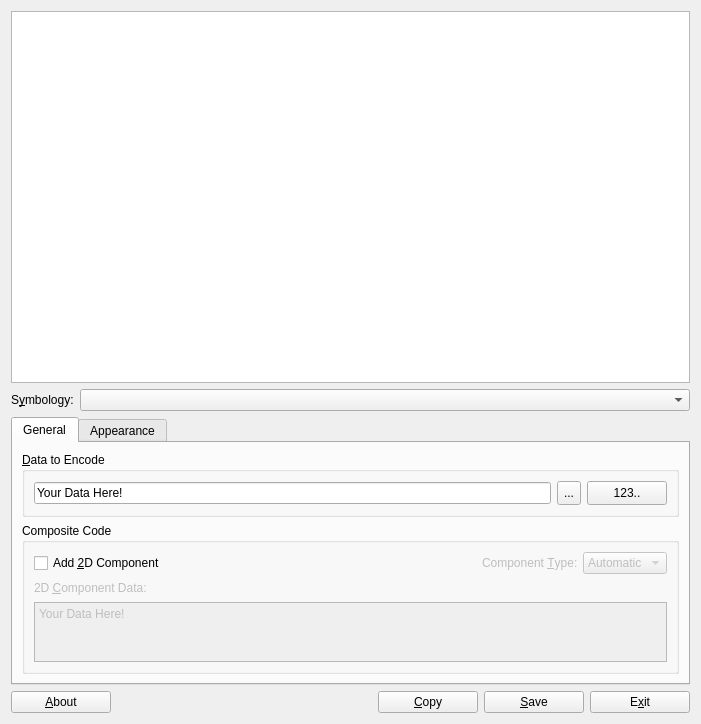
The window that zint/frontend_qt/mainWindow.ui (prefetchnta/mybuild) describes before a commit, drawn with Qt 5.
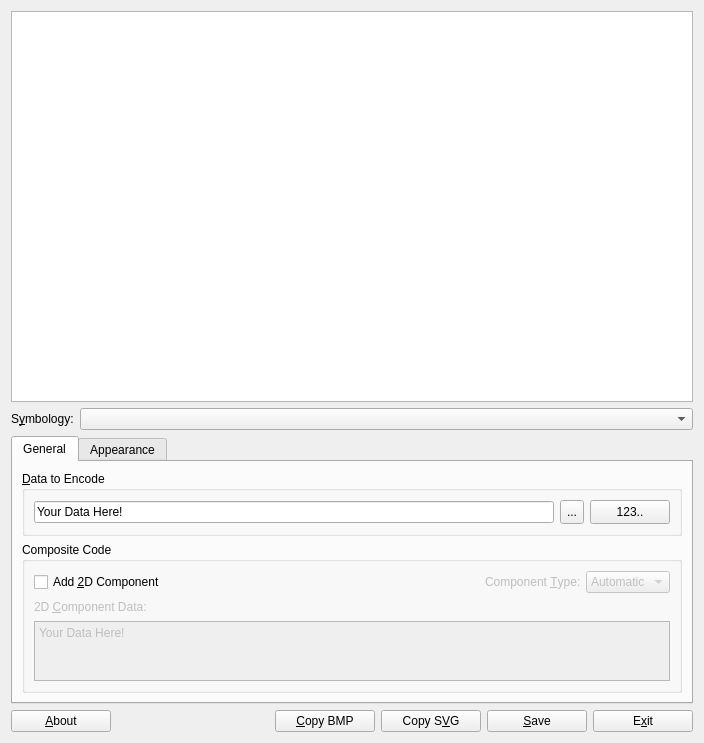
The same window after the commit. The open tabs and pages were chosen to show the change. Icons and pictures are not drawn.

```diff
--- a/zint/frontend_qt/mainWindow.ui
+++ b/zint/frontend_qt/mainWindow.ui
@@ -9,8 +9,8 @@
    <rect>
     <x>0</x>
     <y>0</y>
-    <width>701</width>
-    <height>724</height>
+    <width>704</width>
+    <height>743</height>
    </rect>
   </property>
   <property name="sizePolicy">
@@ -308,8 +308,8 @@
                    <string>&lt;!DOCTYPE HTML PUBLIC &quot;-//W3C//DTD HTML 4.0//EN&quot; &quot;http://www.w3.org/TR/REC-html40/strict.dtd&quot;&gt;
 &lt;html&gt;&lt;head&gt;&lt;meta name=&quot;qrichtext&quot; content=&quot;1&quot; /&gt;&lt;style type=&quot;text/css&quot;&gt;
 p, li { white-space: pre-wrap; }
-&lt;/style&gt;&lt;/head&gt;&lt;body style=&quot; font-family:'Sans Serif'; font-size:9pt; font-weight:400; font-style:normal;&quot;&gt;
-&lt;p style=&quot; margin-top:0px; margin-bottom:0px; margin-left:0px; margin-right:0px; -qt-block-indent:0; text-indent:0px;&quot;&gt;Your Data Here!&lt;/p&gt;&lt;/body&gt;&lt;/html&gt;</string>
+&lt;/style&gt;&lt;/head&gt;&lt;body style=&quot; font-family:'Noto Sans [monotype]'; font-size:9pt; font-weight:400; font-style:normal;&quot;&gt;
+&lt;p style=&quot; margin-top:0px; margin-bottom:0px; margin-left:0px; margin-right:0px; -qt-block-indent:0; text-indent:0px;&quot;&gt;&lt;span style=&quot; font-family:'Sans Serif';&quot;&gt;Your Data Here!&lt;/span&gt;&lt;/p&gt;&lt;/body&gt;&lt;/html&gt;</string>
                   </property>
                   <property name="acceptRichText">
                    <bool>false</bool>
@@ -561,7 +561,7 @@
    </item>
    <item>
     <layout class="QGridLayout" name="gridLayout_2">
-     <item row="0" column="0">
+     <item row="1" column="0">
       <widget class="QPushButton" name="btnAbout">
        <property name="minimumSize">
         <size>
@@ -577,7 +577,7 @@
        </property>
       </widget>
      </item>
-     <item row="0" column="4">
+     <item row="1" column="5">
       <widget class="QPushButton" name="btnSave">
        <property name="minimumSize">
         <size>
@@ -593,7 +593,7 @@
        </property>
       </widget>
      </item>
-     <item row="0" column="5">
+     <item row="1" column="6">
       <widget class="QPushButton" name="btnExit">
        <property name="minimumSize">
         <size>
@@ -606,7 +606,7 @@
        </property>
       </widget>
      </item>
-     <item row="0" column="1">
+     <item row="1" column="1">
       <spacer name="horizontalSpacer_2">
        <property name="orientation">
         <enum>Qt::Horizontal</enum>
@@ -619,8 +619,8 @@
        </property>
       </spacer>
      </item>
-     <item row="0" column="2">
-      <widget class="QPushButton" name="btnCopy">
+     <item row="1" column="3">
+      <widget class="QPushButton" name="btnCopySVG">
        <property name="minimumSize">
         <size>
          <width>100</width>
@@ -631,7 +631,20 @@
         <string>Copy to clipboard</string>
        </property>
        <property name="text">
-        <string>&amp;Copy</string>
+        <string>Copy S&amp;VG</string>
+       </property>
+      </widget>
+     </item>
+     <item row="1" column="2">
+      <widget class="QPushButton" name="btnCopyBMP">
+       <property name="minimumSize">
+        <size>
+         <width>100</width>
+         <height>0</height>
+        </size>
+       </property>
+       <property name="text">
+        <string>&amp;Copy BMP</string>
        </property>
       </widget>
      </item>
```
